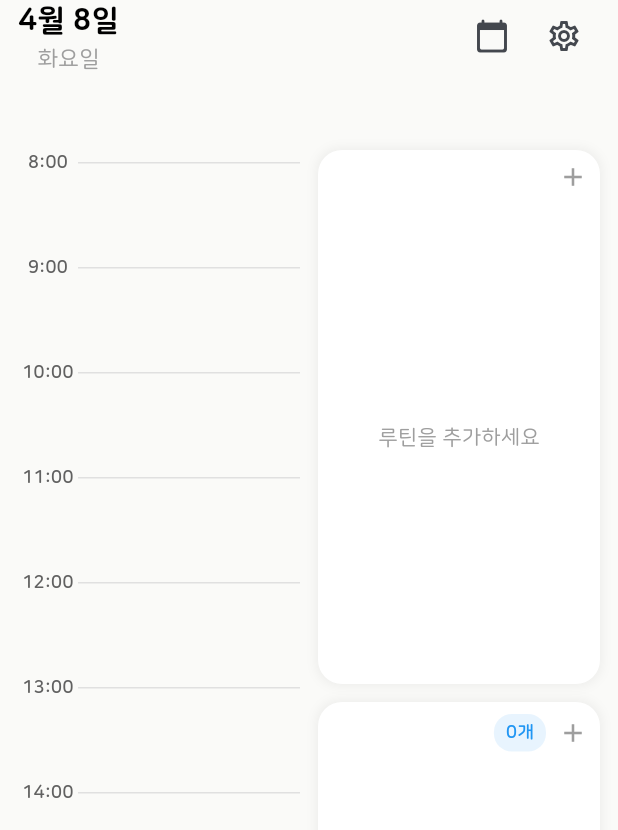
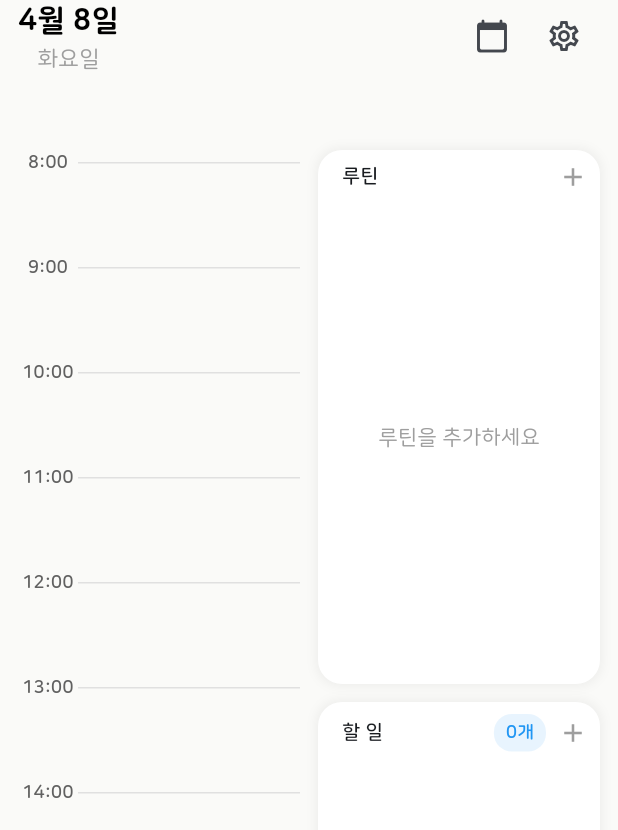
Before and after one commit to huiriric/tagiary, a Flutter app: the screen it shows after launch, on a phone screen of 412 x 824 dp. Shown: the top 830 px of the screen. Run offline on Flutter 3.47's test engine with Material 3 defaults, Android fonts, the phone set to English and light mode, and no system bars; our stand-ins replace fluttertoast, hive, hive_flutter; accounts and stored records are empty; generated files the repository leaves out were written again.

Commit message:
Todo 및 Routine 위젯 UI 개선
1. Todo 위젯과 Routine 위젯에 제목 추가 (할 일/루틴)
2. 위젯 레이아웃 구조 개선 및 정렬 방식 통일
3. 리스트 아이템 간격 조정 (dense, visualDensity 속성 추가)
4. Todo 위젯에서 미리보기 제한 제거 (모든 할 일 표시)
5. 삭제 버튼 패딩 조정으로 UI 간소화

```diff
--- a/lib/todo_routine_widget/todo_routine_widget.dart
+++ b/lib/todo_routine_widget/todo_routine_widget.dart
@@ -65,11 +65,21 @@ class _TodoRoutineWidgetState extends State<TodoRoutineWidget> {
         child: Column(
           crossAxisAlignment: CrossAxisAlignment.start,
           children: [
-            Align(
-              alignment: Alignment.topRight,
-              child: Padding(
-                padding: const EdgeInsets.only(top: 8, right: 8),
-                child: GestureDetector(
+            Padding(
+              padding: const EdgeInsets.only(top: 8, left: 16, right: 8),
+              child: Row(
+                mainAxisAlignment: MainAxisAlignment.spaceBetween,
+                children: [
+                  // 왼쪽에 제목 추가
+                  const Text(
+                    '루틴',
+                    style: TextStyle(
+                      fontSize: 13,
+                      fontWeight: FontWeight.bold,
+                    ),
+                  ),
+                  // 오른쪽에 추가 버튼
+                  GestureDetector(
                     onTap: () => _showAddRoutineDialog(context),
                     child: const Icon(
                       Icons.add,
@@ -77,6 +87,7 @@ class _TodoRoutineWidgetState extends State<TodoRoutineWidget> {
                       color: Colors.grey,
                     ),
                   ),
+                ],
               ),
             ),
             if (routines.isEmpty)
@@ -100,8 +111,12 @@ class _TodoRoutineWidgetState extends State<TodoRoutineWidget> {
                     final routine = routines[index];
 
                     return ListTile(
-                      contentPadding: const EdgeInsets.symmetric(horizontal: 0, vertical: 0),
-                      title: Text(
+                      dense: true,
+                      visualDensity: const VisualDensity(horizontal: -4, vertical: -4),
+                      contentPadding: const EdgeInsets.only(left: 4, right: 4),
+                      title: Padding(
+                        padding: const EdgeInsets.only(left: 4),
+                        child: Text(
                           routine.content,
                           maxLines: 1,
                           overflow: TextOverflow.ellipsis,
@@ -109,6 +124,7 @@ class _TodoRoutineWidgetState extends State<TodoRoutineWidget> {
                             decoration: routine.check ? TextDecoration.lineThrough : null,
                             color: routine.check ? Colors.grey : Colors.black,
                             fontSize: 13,
+                          ),
                         ),
                       ),
                       leading: Checkbox(
@@ -123,6 +139,8 @@ class _TodoRoutineWidgetState extends State<TodoRoutineWidget> {
                       ),
                       trailing: IconButton(
                         icon: const Icon(Icons.delete_outline, size: 20),
+                        padding: EdgeInsets.zero,
+                        constraints: const BoxConstraints(),
                         onPressed: () {
                           _deleteRoutine(routine);
                         },
--- a/lib/todo_widget/todo_widget.dart
+++ b/lib/todo_widget/todo_widget.dart
@@ -52,12 +52,21 @@ class _TodoWidgetState extends State<TodoWidget> {
         child: Column(
           crossAxisAlignment: CrossAxisAlignment.start,
           children: [
-            Align(
-              alignment: Alignment.topRight,
-              child: Padding(
-                padding: const EdgeInsets.only(top: 8, right: 8),
+            Padding(
+              padding: const EdgeInsets.only(top: 8, left: 16, right: 8),
               child: Row(
-                  mainAxisSize: MainAxisSize.min,
+                mainAxisAlignment: MainAxisAlignment.spaceBetween,
+                children: [
+                  // 왼쪽에 제목 추가
+                  const Text(
+                    '할 일',
+                    style: TextStyle(
+                      fontSize: 13,
+                      fontWeight: FontWeight.bold,
+                    ),
+                  ),
+                  // 오른쪽에 카운터와 추가 버튼
+                  Row(
                     children: [
                       Container(
                         padding: const EdgeInsets.symmetric(horizontal: 8, vertical: 4),
@@ -85,6 +94,7 @@ class _TodoWidgetState extends State<TodoWidget> {
                       ),
                     ],
                   ),
+                ],
               ),
             ),
             if (todos.isEmpty)
@@ -125,7 +135,7 @@ class _TodoWidgetState extends State<TodoWidget> {
       });
 
     // Show at most 3 items in preview
-    final previewTodos = uncheckedTodos.take(3).toList();
+    final previewTodos = uncheckedTodos;
 
     return ListView.builder(
       padding: const EdgeInsets.symmetric(horizontal: 0, vertical: 0),
@@ -135,6 +145,8 @@ class _TodoWidgetState extends State<TodoWidget> {
 
         return ListTile(
           contentPadding: const EdgeInsets.symmetric(horizontal: 16),
+          dense: true,
+          visualDensity: const VisualDensity(horizontal: -4, vertical: -4),
           title: Text(
             todo.content,
             maxLines: 1,
```
Lines whose indentation alone changed are shown as unchanged.
